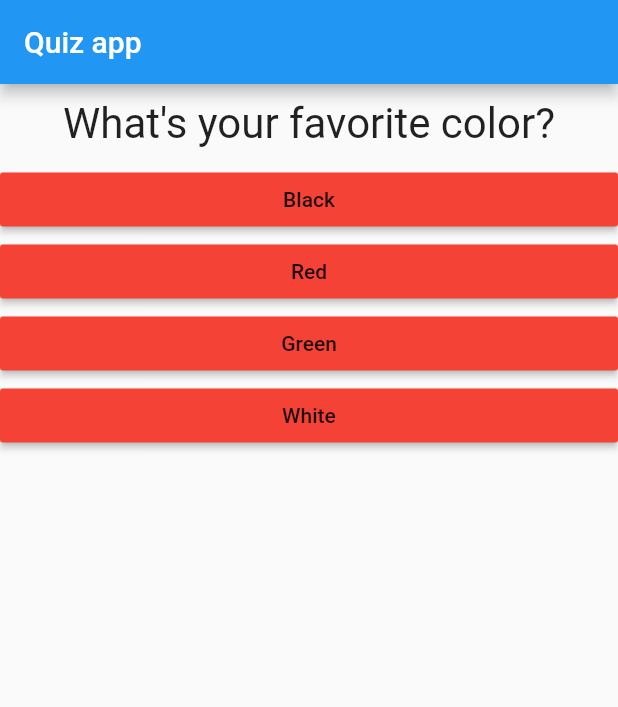
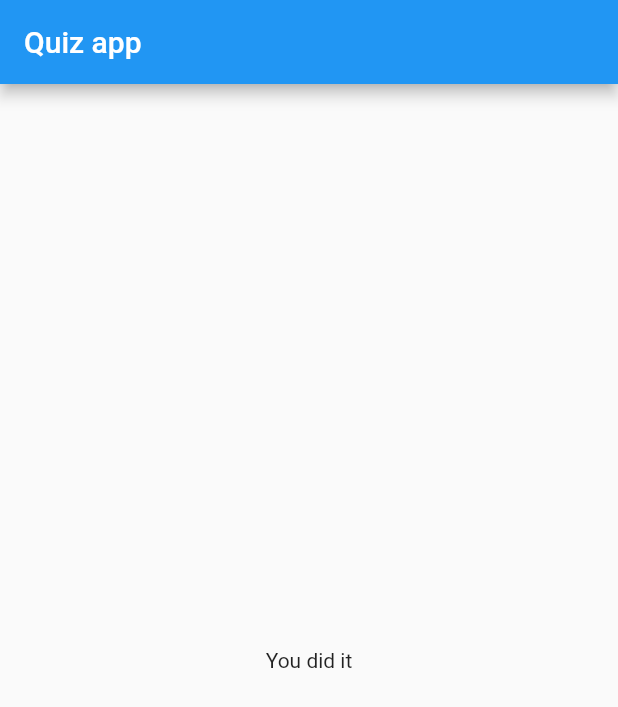
Before and after one commit to FedeArce/FlutterCourse, a Flutter app: the screen it shows after launch, after a tap on "Black", after a tap on "Snake", after a tap on "Dave", on a phone screen of 412 x 824 dp. Shown: the top 707 px of the screen. Run offline on Flutter 3.47's test engine with Material 2 defaults, Android fonts, the phone set to English and light mode, and no system bars.

Commit message:
update to lesson 51

```diff
--- a/first_app/lib/main.dart
+++ b/first_app/lib/main.dart
@@ -1,7 +1,7 @@
 import 'package:flutter/material.dart';
 
-import './question.dart';
-import './answer.dart';
+import './quiz.dart';
+import './result.dart';
 
 void main() {
   runApp(MyApp());
@@ -17,17 +17,17 @@ class MyApp extends StatefulWidget {
 
 class _MyAppState extends State<MyApp> {
   var _questionIndex = 0;
-  var questions = [
+  final _questions = [
     {
-      'question 1': 'What\'s your favorite color?',
+      'question': 'What\'s your favorite color?',
       'answers': ['Black', 'Red', 'Green', 'White'],
     },
     {
-      'question 1': 'What\'s your favorite animal?',
+      'question': 'What\'s your favorite animal?',
       'answers': ['Rabbit', 'Snake', 'Elefant', 'Lion'],
     },
     {
-      'question 1': 'Who\'s your favorite teacher?',
+      'question': 'Who\'s your favorite teacher?',
       'answers': ['Max', 'John', 'Dave', 'Marques'],
     },
   ];
@@ -35,10 +35,7 @@ class _MyAppState extends State<MyApp> {
   void _answerQuestion() {
     print(_questionIndex);
     setState(() {
-      if (_questionIndex == 2)
-        _questionIndex = 0;
-      else
-        _questionIndex++;
+      _questionIndex++;
     });
   }
 
@@ -48,15 +45,13 @@ class _MyAppState extends State<MyApp> {
         appBar: AppBar(
           title: Text('Quiz app'),
         ),
-        body: Column(
-          children: [
-            Question(questions[_questionIndex]['question 1']),
-            ...(questions[_questionIndex]['answers'] as List<String>)
-                .map((answer) {
-              return Answer(_answerQuestion, answer);
-            }).toList(),
-          ],
-        ),
+        body: _questionIndex < _questions.length
+            ? Quiz(
+                answerQuestion: _answerQuestion,
+                questionIndex: _questionIndex,
+                questions: _questions,
+              )
+            : Result(),
       ),
     );
   }
--- /dev/null
+++ b/first_app/lib/quiz.dart
@@ -0,0 +1,28 @@
+import 'package:flutter/material.dart';
+
+import './question.dart';
+import './answer.dart';
+
+class Quiz extends StatelessWidget {
+  final Function answerQuestion;
+  final List<Map<String, Object>> questions;
+  final int questionIndex;
+
+  Quiz({
+    @required this.answerQuestion,
+    @required this.questions,
+    @required this.questionIndex,
+  });
+
+  @override
+  Widget build(BuildContext context) {
+    return Column(
+      children: [
+        Question(questions[questionIndex]['question']),
+        ...(questions[questionIndex]['answers'] as List<String>).map((answer) {
+          return Answer(answerQuestion, answer);
+        }).toList(),
+      ],
+    );
+  }
+}
--- /dev/null
+++ b/first_app/lib/result.dart
@@ -0,0 +1,10 @@
+import 'package:flutter/material.dart';
+
+class Result extends StatelessWidget {
+  @override
+  Widget build(BuildContext context) {
+    return Center(
+      child: Text('You did it'),
+    );
+  }
+}
```
